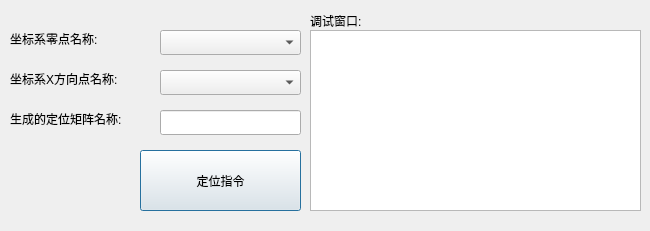
This is keycoorddlg.ui in qubo188612/qtwelding as Qt 5 draws it before an edit. The edited form follows.
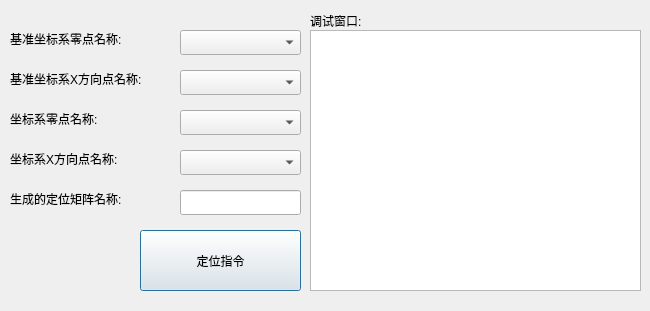
This is the edited form.

Diff of the .ui file:
```diff
--- a/keycoorddlg.ui
+++ b/keycoorddlg.ui
@@ -7,7 +7,7 @@
     <x>0</x>
     <y>0</y>
     <width>650</width>
-    <height>231</height>
+    <height>311</height>
    </rect>
   </property>
   <property name="windowTitle">
@@ -17,7 +17,7 @@
    <property name="geometry">
     <rect>
      <x>10</x>
-     <y>30</y>
+     <y>110</y>
      <width>111</width>
      <height>17</height>
     </rect>
@@ -30,7 +30,7 @@
    <property name="geometry">
     <rect>
      <x>140</x>
-     <y>150</y>
+     <y>230</y>
      <width>161</width>
      <height>61</height>
     </rect>
@@ -42,9 +42,9 @@
   <widget class="QComboBox" name="comboBox_pointo">
    <property name="geometry">
     <rect>
-     <x>160</x>
-     <y>30</y>
-     <width>141</width>
+     <x>180</x>
+     <y>110</y>
+     <width>121</width>
      <height>25</height>
     </rect>
    </property>
@@ -53,7 +53,7 @@
    <property name="geometry">
     <rect>
      <x>10</x>
-     <y>70</y>
+     <y>150</y>
      <width>141</width>
      <height>17</height>
     </rect>
@@ -65,9 +65,9 @@
   <widget class="QComboBox" name="comboBox_pointx">
    <property name="geometry">
     <rect>
-     <x>160</x>
-     <y>70</y>
-     <width>141</width>
+     <x>180</x>
+     <y>150</y>
+     <width>121</width>
      <height>25</height>
     </rect>
    </property>
@@ -75,9 +75,9 @@
   <widget class="QLineEdit" name="name">
    <property name="geometry">
     <rect>
-     <x>160</x>
-     <y>110</y>
-     <width>141</width>
+     <x>180</x>
+     <y>190</y>
+     <width>121</width>
      <height>25</height>
     </rect>
    </property>
@@ -86,7 +86,7 @@
    <property name="geometry">
     <rect>
      <x>10</x>
-     <y>110</y>
+     <y>190</y>
      <width>151</width>
      <height>17</height>
     </rect>
@@ -114,7 +114,53 @@
      <x>310</x>
      <y>30</y>
      <width>331</width>
-     <height>181</height>
+     <height>261</height>
+    </rect>
+   </property>
+  </widget>
+  <widget class="QLabel" name="label_4">
+   <property name="geometry">
+    <rect>
+     <x>10</x>
+     <y>70</y>
+     <width>161</width>
+     <height>17</height>
+    </rect>
+   </property>
+   <property name="text">
+    <string>基准坐标系X方向点名称:</string>
+   </property>
+  </widget>
+  <widget class="QLabel" name="label_5">
+   <property name="geometry">
+    <rect>
+     <x>10</x>
+     <y>30</y>
+     <width>151</width>
+     <height>17</height>
+    </rect>
+   </property>
+   <property name="text">
+    <string>基准坐标系零点名称:</string>
+   </property>
+  </widget>
+  <widget class="QComboBox" name="comboBox_cpointo">
+   <property name="geometry">
+    <rect>
+     <x>180</x>
+     <y>30</y>
+     <width>121</width>
+     <height>25</height>
+    </rect>
+   </property>
+  </widget>
+  <widget class="QComboBox" name="comboBox_cpointx">
+   <property name="geometry">
+    <rect>
+     <x>180</x>
+     <y>70</y>
+     <width>121</width>
+     <height>25</height>
     </rect>
    </property>
   </widget>
```
